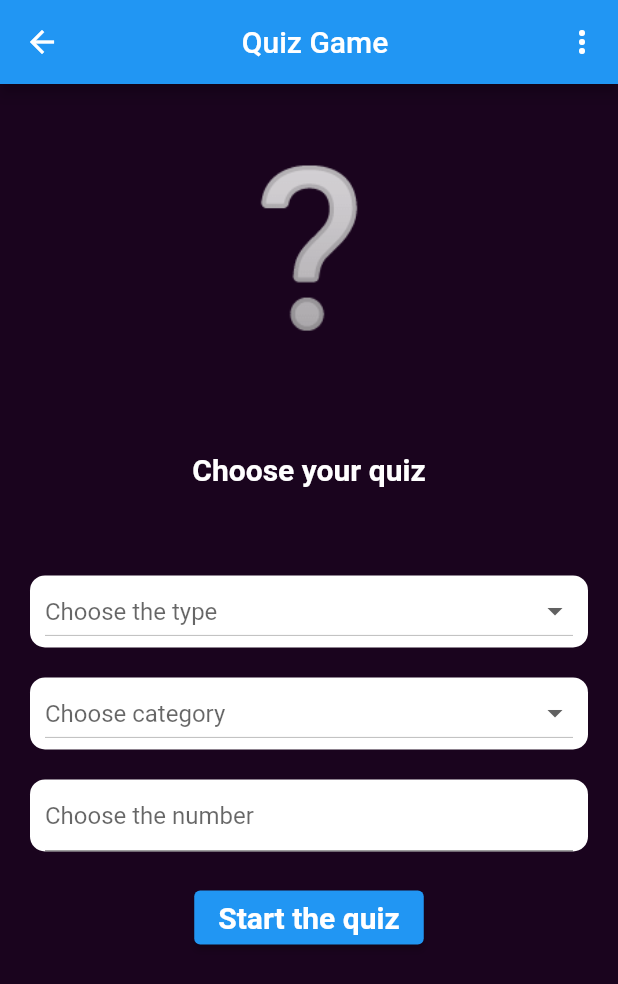
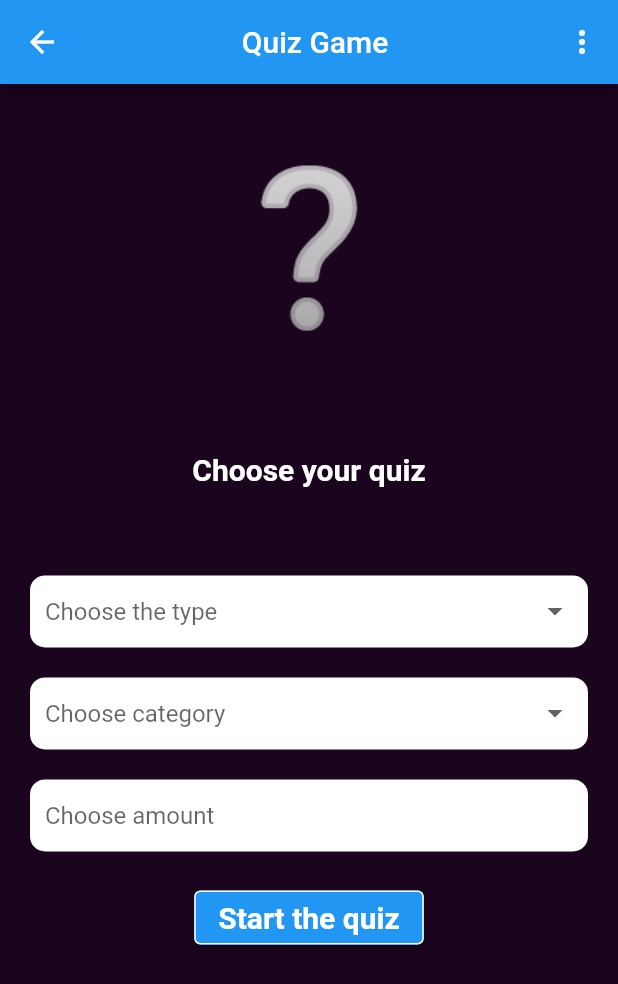
Before and after one commit to andimin182/quizGame, a Flutter app: the HomePage screen opened by its route, on a phone screen of 412 x 824 dp. Shown: the top 984 px of the screen. Run offline on Flutter 3.47's test engine with Material 2 defaults, Android fonts, the phone set to English and light mode, and no system bars; our stand-ins replace auto_route, bloc, dartz, equatable, firebase_auth, firebase_core and 4 more; missing offline and left inert: html_character_entities; accounts and stored records are empty.

```diff
--- a/lib/presentation/common/widget/quiz/input_widget.dart
+++ b/lib/presentation/common/widget/quiz/input_widget.dart
@@ -63,6 +63,7 @@ class _InputWidgetState extends State<InputWidget> {
                       color: Colors.white,
                       borderRadius: BorderRadius.circular(10)),
                   child: DropdownButton<String>(
+                    underline: const SizedBox(),
                     hint: const Text('Choose the type'),
                     isExpanded: true,
                     value: typeValue,
@@ -102,6 +103,7 @@ class _InputWidgetState extends State<InputWidget> {
                       color: Colors.white,
                       borderRadius: BorderRadius.circular(10)),
                   child: DropdownButton<String>(
+                    underline: const SizedBox(),
                     disabledHint: const Text('Choose category'),
                     hint: const Text('Choose category'),
                     isExpanded: true,
@@ -153,12 +155,17 @@ class _InputWidgetState extends State<InputWidget> {
                     },
                     controller: amountController,
                     decoration: const InputDecoration(
-                      hintText: 'Choose the number',
+                      border: InputBorder.none,
+                      hintText: 'Choose amount',
                     ),
                   ),
                 ),
                 const VerticalSpace(size: 20),
                 ElevatedButton(
+                  style: ElevatedButton.styleFrom(
+                      side: const BorderSide(
+                    color: Colors.white,
+                  )),
                   onPressed: () {
                     BlocProvider.of<QuizBloc>(context).add(
                       const QuizEvent.getQuizPressed(),
```
